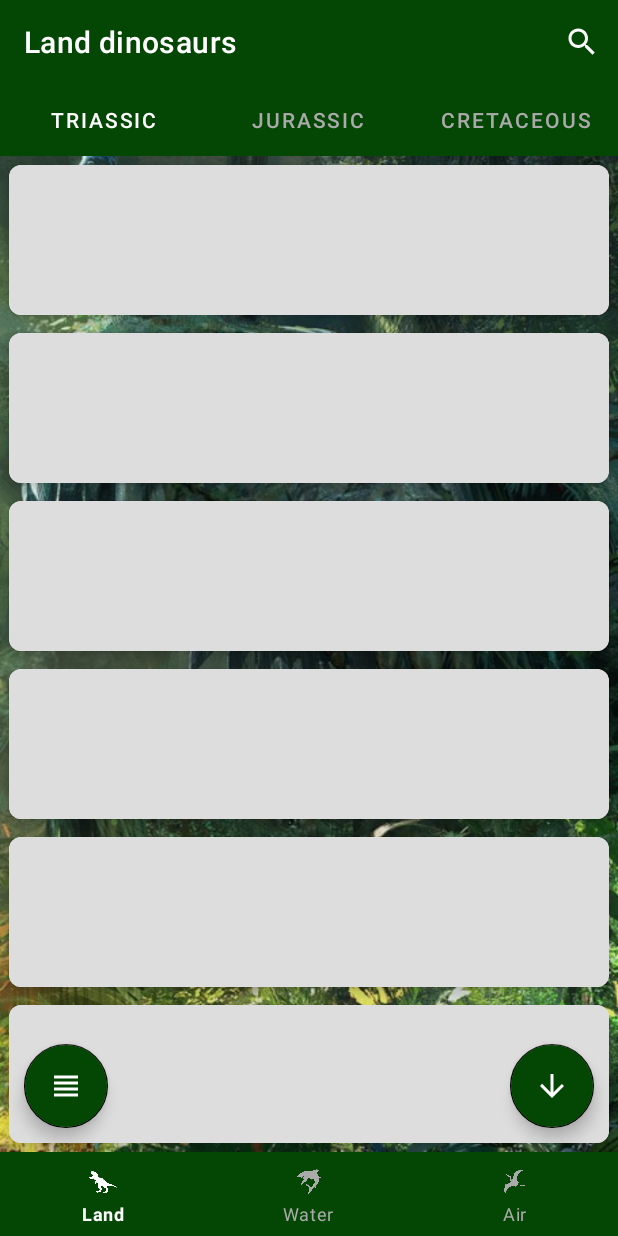
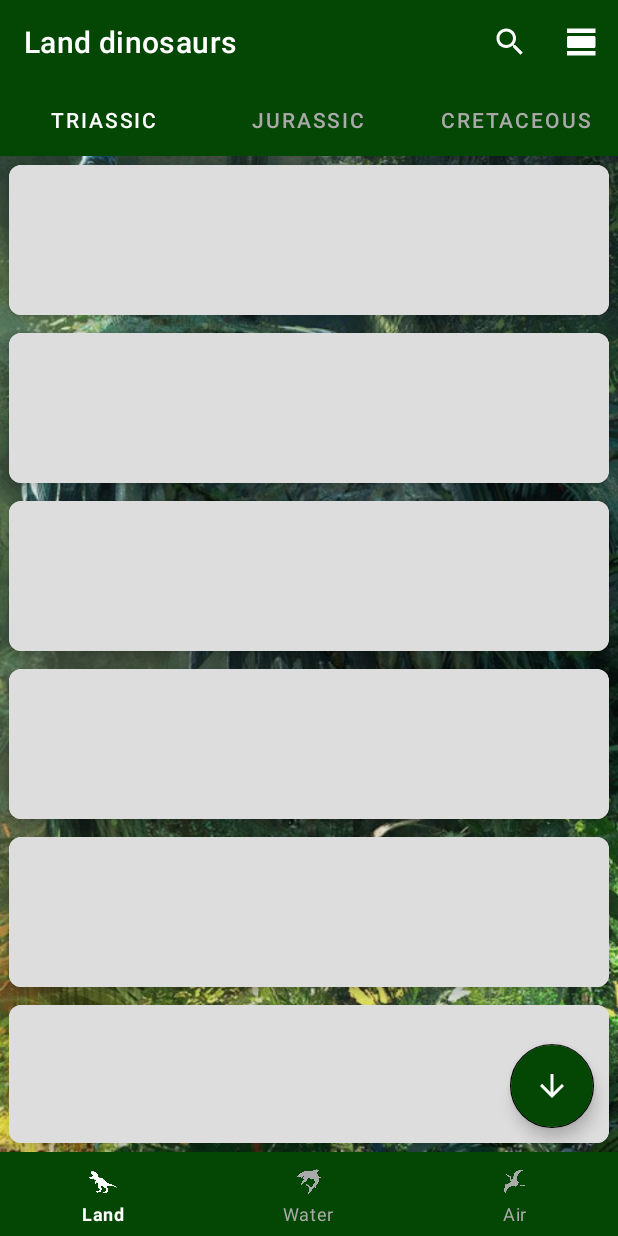
Before and after one commit to Yuri4444/DinosaursAppOldVersion, an Android app: the screen it shows after launch (MainActivity), on a phone screen of 412 x 824 dp. Run offline under Robolectric (Android 15) with nearby library versions, the phone set to English and light mode, and no system bars; our stand-ins replace Dagger/Hilt's generated code, Shimmer, navigation-ui; pictures from the network do not load; Roboto replaces fonts that are not available here.

Commit message:
change fat to toolbar icon

```diff
--- a/app/src/main/java/com/example/dinosaursapp/ui/screen/land/tab/trias/TriassicFragment.kt
+++ b/app/src/main/java/com/example/dinosaursapp/ui/screen/land/tab/trias/TriassicFragment.kt
@@ -3,6 +3,7 @@ package com.example.dinosaursapp.ui.screen.land.tab.trias
 import android.os.Bundle
 import android.view.Menu
 import android.view.MenuInflater
+import android.view.MenuItem
 import android.view.View
 import androidx.appcompat.widget.SearchView
 import com.example.dinosaursapp.R
@@ -27,21 +28,6 @@ class TriassicFragment : AbsFragment<TriassicViewModel>() {
     override fun onViewCreated(view: View, savedInstanceState: Bundle?) {
         super.onViewCreated(view, savedInstanceState)
 
-        fabChangeMode.setOnClickListener {
-
-            if (prefStorage.getStateMainList()) {
-                adapter.isBigModeRecyclerView(false)
-                rvTriassic.adapter = adapter
-                fabChangeMode.setImageDrawable(resources.getDrawable(R.drawable.ic_mode_big))
-                prefStorage.saveStateMainList(false)
-            } else {
-                adapter.isBigModeRecyclerView(true)
-                rvTriassic.adapter = adapter
-                fabChangeMode.setImageDrawable(resources.getDrawable(R.drawable.ic_mode_little))
-                prefStorage.saveStateMainList(true)
-            }
-        }
-
         when (prefStorage.getStateMainList()) {
             true -> {
                 shimmerLayoutBig.startShimmerAnimation()
@@ -61,7 +47,9 @@ class TriassicFragment : AbsFragment<TriassicViewModel>() {
             adapter.setData(list)
 
             shimmerLayoutBig.gone()
+            shimmerLayoutBig.stopShimmerAnimation()
             shimmerLayoutLittle.gone()
+            shimmerLayoutLittle.stopShimmerAnimation()
 
             fabTriassic.setOnClickListener {
                 if (rvTriassic.isFirstVisible()) {
@@ -85,6 +73,18 @@ class TriassicFragment : AbsFragment<TriassicViewModel>() {
 
     override fun provideLayoutId() = R.layout.fragment_triassic
     override fun provideViewModelClass() = TriassicViewModel::class
+
+    override fun onPrepareOptionsMenu(menu: Menu) {
+        super.onPrepareOptionsMenu(menu)
+        when (prefStorage.getStateMainList()) {
+            true -> {
+                menu.removeItem(R.id.menu_change_to_little)
+            }
+            false -> {
+                menu.removeItem(R.id.menu_change_to_big)
+            }
+        }
+    }
 
     override fun onCreateOptionsMenu(menu: Menu, inflater: MenuInflater) {
         super.onCreateOptionsMenu(menu, inflater)
@@ -114,4 +114,23 @@ class TriassicFragment : AbsFragment<TriassicViewModel>() {
 
         })
     }
+
+    override fun onOptionsItemSelected(item: MenuItem): Boolean {
+        when (item.itemId) {
+            R.id.menu_change_to_big -> {
+                adapter.isBigModeRecyclerView(false)
+                rvTriassic.adapter = adapter
+                prefStorage.saveStateMainList(false)
+                activity?.invalidateOptionsMenu()
+            }
+            R.id.menu_change_to_little -> {
+                adapter.isBigModeRecyclerView(true)
+                rvTriassic.adapter = adapter
+                prefStorage.saveStateMainList(true)
+                activity?.invalidateOptionsMenu()
+            }
+        }
+        return super.onOptionsItemSelected(item)
+    }
+
 }
--- a/app/src/main/res/layout/fragment_triassic.xml
+++ b/app/src/main/res/layout/fragment_triassic.xml
@@ -24,14 +24,4 @@
         app:srcCompat="@drawable/ic_arrow_down"
         app:tint="@color/white" />
 
-    <com.google.android.material.floatingactionbutton.FloatingActionButton
-        android:id="@+id/fabChangeMode"
-        android:layout_width="wrap_content"
-        android:layout_height="wrap_content"
-        android:layout_gravity="start|bottom"
-        android:layout_margin="16dp"
-        android:backgroundTint="@color/greenLight"
-        app:srcCompat="@drawable/ic_mode_little"
-        app:tint="@color/white" />
-
 </FrameLayout>
--- a/app/src/main/res/menu/menu_search.xml
+++ b/app/src/main/res/menu/menu_search.xml
@@ -9,4 +9,16 @@
         app:actionViewClass="androidx.appcompat.widget.SearchView"
         app:showAsAction="always" />
 
+    <item
+        android:id="@+id/menu_change_to_little"
+        android:icon="@drawable/ic_mode_big"
+        android:title="@string/change_mode"
+        app:showAsAction="always" />
+
+    <item
+        android:id="@+id/menu_change_to_big"
+        android:icon="@drawable/ic_mode_little"
+        android:title="@string/change_mode"
+        app:showAsAction="always" />
+
 </menu>
```
Also changed, not shown: app/src/main/java/com/example/dinosaursapp/ui/screen/air/AirFragment.kt (+31 -15 lines), app/src/main/java/com/example/dinosaursapp/ui/screen/aqua/AquaFragment.kt (+31 -15 lines), app/src/main/java/com/example/dinosaursapp/ui/screen/land/tab/creta/CretaceousFragment.kt (+31 -15 lines), app/src/main/java/com/example/dinosaursapp/ui/screen/land/tab/jura/JurassicFragment.kt (+31 -20 lines), app/src/main/res/layout/fragment_air.xml (+0 -10 lines), app/src/main/res/layout/fragment_aqua.xml (+0 -10 lines), app/src/main/res/layout/fragment_cretaceous.xml (+0 -10 lines), app/src/main/res/layout/fragment_jurassic.xml (+0 -10 lines).
